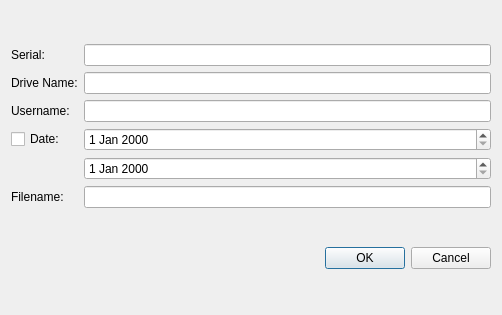
Old version of the form ui/search.ui in the repository jrile/eventhandler.
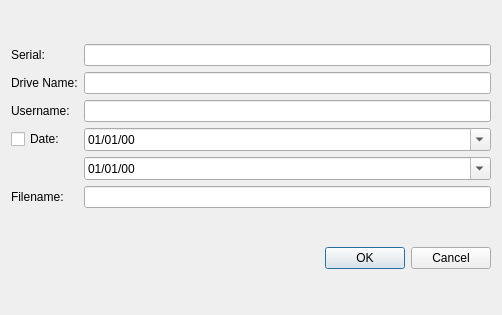
New version of the form.

Commit message: Search/backup functioning 100%

```diff
--- a/ui/search.ui
+++ b/ui/search.ui
@@ -55,10 +55,24 @@
       </widget>
      </item>
      <item row="3" column="1">
-      <widget class="QDateEdit" name="before"/>
+      <widget class="QDateEdit" name="before">
+       <property name="displayFormat">
+        <string>MM/dd/yy</string>
+       </property>
+       <property name="calendarPopup">
+        <bool>true</bool>
+       </property>
+      </widget>
      </item>
      <item row="4" column="1">
-      <widget class="QDateEdit" name="after"/>
+      <widget class="QDateEdit" name="after">
+       <property name="displayFormat">
+        <string>MM/dd/yy</string>
+       </property>
+       <property name="calendarPopup">
+        <bool>true</bool>
+       </property>
+      </widget>
      </item>
      <item row="2" column="0">
       <widget class="QLabel" name="label_3">
```
The commit also changes 2 other files.
